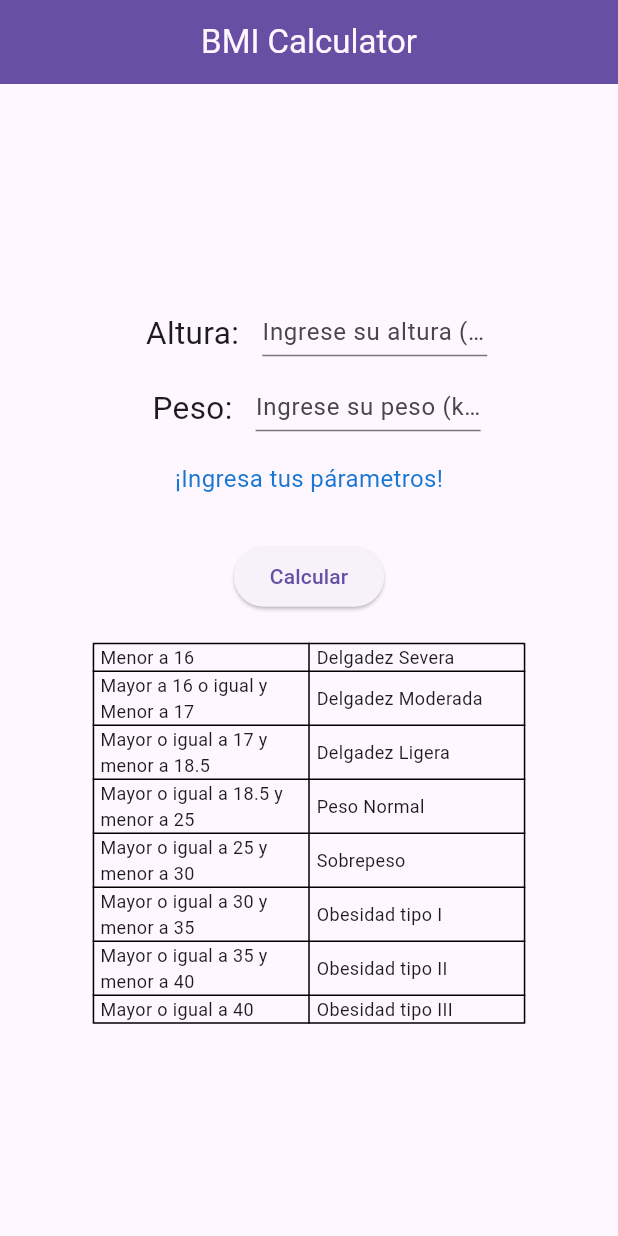
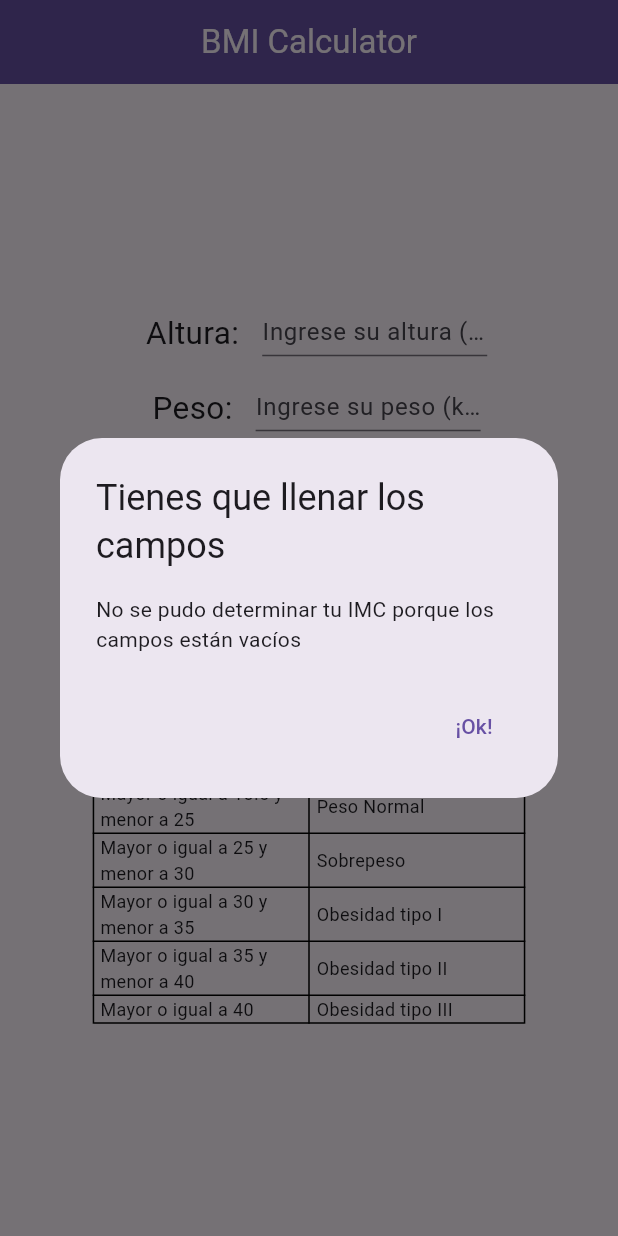
Before and after one commit to BionicHawk/bmi_calculator, a Flutter app: the screen it shows after launch, after a tap on "Calcular", on a phone screen of 412 x 824 dp. Run offline on Flutter 3.47's test engine with Material 2 defaults, Android fonts, the phone set to English and light mode, and no system bars.

Commit message:
Mensajes integrados

```diff
--- /dev/null
+++ b/lib/screens/components/alert_bmi.dart
@@ -0,0 +1,22 @@
+import "package:flutter/material.dart";
+
+showAlertDialog(BuildContext context,
+    {String bmiCatalog = "", String bmiResult = ""}) {
+  Widget okButton = TextButton(
+      onPressed: () {
+        Navigator.of(context).pop();
+      },
+      child: const Text("¡Ok!"));
+
+  AlertDialog alert = AlertDialog(
+    title: Text(bmiCatalog),
+    content: Text(bmiResult),
+    actions: [okButton],
+  );
+
+  showDialog(
+      context: context,
+      builder: (BuildContext context) {
+        return alert;
+      });
+}
--- a/lib/screens/components/table.dart
+++ b/lib/screens/components/table.dart
@@ -5,7 +5,6 @@ class BmiTable extends StatelessWidget {
 
   @override
   Widget build(BuildContext context) {
-    const double paddingValue = 5.0;
     return Table(
       defaultVerticalAlignment: TableCellVerticalAlignment.middle,
       border: TableBorder.all(),
--- a/lib/screens/home_page.dart
+++ b/lib/screens/home_page.dart
@@ -1,14 +1,18 @@
 import 'dart:math';
+import 'package:bmi_calculator/screens/components/alert_bmi.dart';
 import 'package:bmi_calculator/screens/components/table.dart';
 import 'package:flutter/material.dart';
 
 String bmiResult = "";
 String bmiCatalog = "";
+String recommendation = "sigue así 👍";
 String statusLabel = "¡Ingresa tus párametros!";
+bool everyFieldIsFilled = false;
 
 void determineBmi(double bmi) {
   bmiResult = bmi.toStringAsFixed(2);
-
+  recommendation =
+      "te recomendamos que visites a un espacialista en nutrición para tener una salud mejor 👩‍⚕️";
   bmiCatalog = "Delgadez Severa";
   if (bmi >= 16.0) {
     bmiCatalog = "Delgadez Moderada";
@@ -18,9 +22,12 @@ void determineBmi(double bmi) {
   }
   if (bmi >= 18.5) {
     bmiCatalog = "Peso Normal";
+    recommendation = "sigue así 👍";
   }
   if (bmi >= 25.0) {
     bmiCatalog = "Sobrepeso";
+    recommendation =
+        "te recomendamos que visites a un espacialista en nutrición para tener una salud mejor 👩‍⚕️";
   }
   if (bmi >= 30.0) {
     bmiCatalog = "Obesidad tipo I";
@@ -50,9 +57,11 @@ class _HomePageState extends State<HomePage> {
     String weightValue = weightController.text;
     if (heightValue.isEmpty || weightValue.isEmpty) {
       statusLabel = "¡Ingresa tus párametros!";
+      everyFieldIsFilled = false;
       setState(() {});
       return;
     }
+    everyFieldIsFilled = true;
     double height = double.parse(heightValue);
     double weight = double.parse(weightValue);
     double bmi = weight / double.parse(pow(height, 2).toString());
@@ -103,7 +112,21 @@ class _HomePageState extends State<HomePage> {
             Padding(
               padding: const EdgeInsets.symmetric(horizontal: 0, vertical: 20),
               child: ElevatedButton(
-                  onPressed: calculate, child: const Text("Calcular")),
+                  onPressed: () {
+                    calculate();
+                    if (everyFieldIsFilled) {
+                      showAlertDialog(context,
+                          bmiCatalog: "¡Tienes $bmiCatalog!",
+                          bmiResult:
+                              "¡Tu índice es $bmiResult, $recommendation!");
+                    } else {
+                      showAlertDialog(context,
+                          bmiCatalog: "Tienes que llenar los campos",
+                          bmiResult:
+                              "No se pudo determinar tu IMC porque los campos están vacíos");
+                    }
+                  },
+                  child: const Text("Calcular")),
             ),
             SizedBox(
                 width: MediaQuery.of(context).size.width * 0.7,
```
